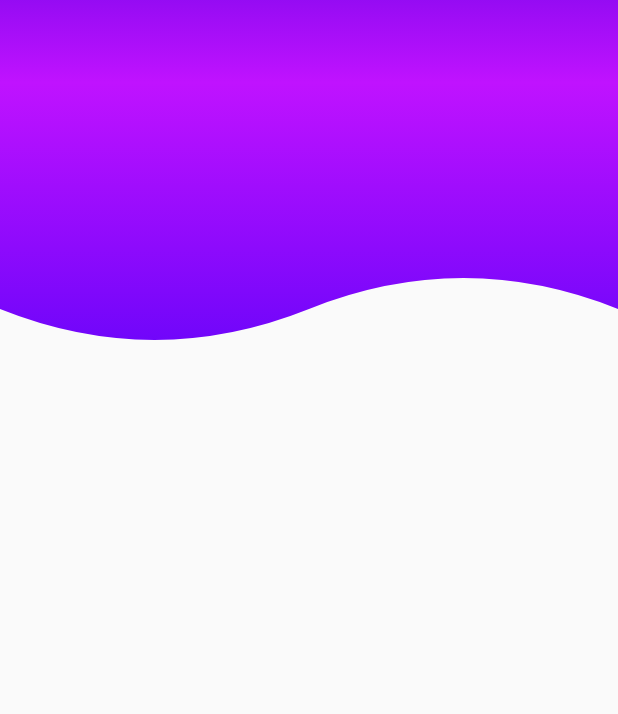
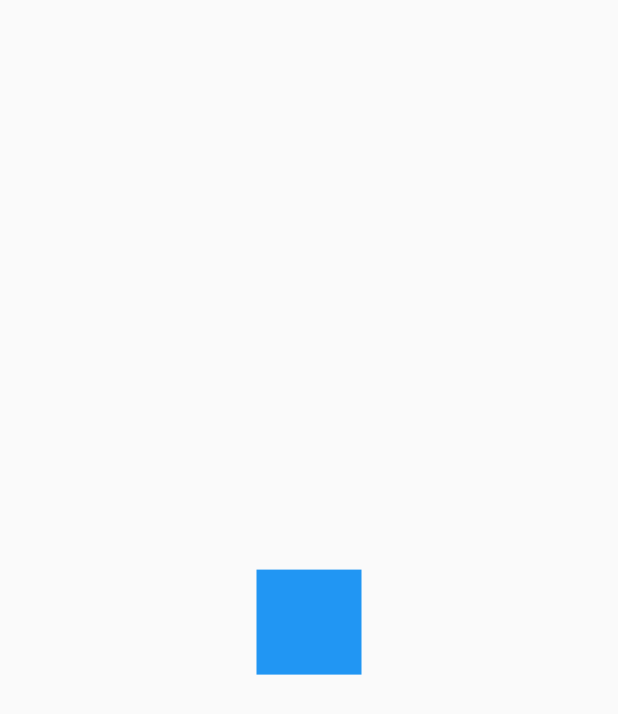
Before and after one commit to AltairBarahona/S2-custom-painter-flutter, a Flutter app: the screen it shows after launch, on a phone screen of 412 x 824 dp. Shown: the top 714 px of the screen. Run offline on Flutter 3.47's test engine with Material 2 defaults, Android fonts, the phone set to English and light mode, and no system bars.

Commit message:
Cuadrado animado en bucle

```diff
--- a/lib/main.dart
+++ b/lib/main.dart
@@ -1,4 +1,6 @@
 import 'package:flutter/material.dart';
+import 'package:s2_custom_painter/src/challenges/cuadrado_animado.dart';
+import 'package:s2_custom_painter/src/pages/animaciones_page.dart';
 import 'package:s2_custom_painter/src/pages/headers_page.dart';
 
 void main() => runApp(MyApp());
@@ -9,7 +11,7 @@ class MyApp extends StatelessWidget {
     return MaterialApp(
       debugShowCheckedModeBanner: false,
       title: 'Diseños App',
-      home: HeadersPage(),
+      home: CuadradoAnimadoPage(),
     );
   }
 }
--- /dev/null
+++ b/lib/src/challenges/cuadrado_animado.dart
@@ -0,0 +1,98 @@
+import 'package:flutter/material.dart';
+
+class CuadradoAnimadoPage extends StatelessWidget {
+  @override
+  Widget build(BuildContext context) {
+    return Scaffold(
+      body: Center(
+        child: _CuadradoAnimado(),
+      ),
+    );
+  }
+}
+
+class _CuadradoAnimado extends StatefulWidget {
+  @override
+  __CuadradoAnimadoState createState() => __CuadradoAnimadoState();
+}
+
+class __CuadradoAnimadoState extends State<_CuadradoAnimado>
+    with SingleTickerProviderStateMixin {
+  AnimationController controller;
+  Animation moverDerecha;
+  Animation moverArriba;
+  Animation moverIzquierda;
+  Animation moverAbajo;
+
+  @override
+  void initState() {
+    // TODO: implement initState
+    super.initState();
+    controller = AnimationController(
+      vsync: this,
+      duration: Duration(seconds: 4),
+    );
+
+    controller.addListener(() {
+      if (controller.status == AnimationStatus.completed) {
+        controller.repeat();
+      }
+    });
+
+    moverDerecha = Tween(begin: 0.0, end: 100.0).animate(CurvedAnimation(
+      parent: controller,
+      curve: Interval(0.0, 0.25, curve: Curves.bounceOut),
+    ));
+
+    moverArriba = Tween(begin: 0.0, end: 100.0).animate(CurvedAnimation(
+      parent: controller,
+      curve: Interval(0.25, 0.50, curve: Curves.bounceOut),
+    ));
+
+    moverIzquierda = Tween(begin: 0.0, end: -100.0).animate(CurvedAnimation(
+      parent: controller,
+      curve: Interval(0.50, 0.75, curve: Curves.bounceOut),
+    ));
+
+    moverAbajo = Tween(begin: 0.0, end: -100.0).animate(CurvedAnimation(
+      parent: controller,
+      curve: Interval(0.75, 1.0, curve: Curves.bounceOut),
+    ));
+  }
+
+  @override
+  void dispose() {
+    // TODO: implement dispose
+    controller.dispose();
+    super.dispose();
+  }
+
+  @override
+  Widget build(BuildContext context) {
+    controller.forward();
+    return AnimatedBuilder(
+      animation: controller,
+      child: _Rectangulo(),
+      builder: (context, child) {
+        return Transform.translate(
+          offset: Offset(
+            moverDerecha.value + moverIzquierda.value,
+            moverArriba.value + moverAbajo.value,
+          ),
+          child: child,
+        );
+      },
+    );
+  }
+}
+
+class _Rectangulo extends StatelessWidget {
+  @override
+  Widget build(BuildContext context) {
+    return Container(
+      width: 70,
+      height: 70,
+      decoration: BoxDecoration(color: Colors.blue),
+    );
+  }
+}
```
Also changed, not shown: lib/src/pages/animaciones_page.dart (added, +134 -0 lines).
